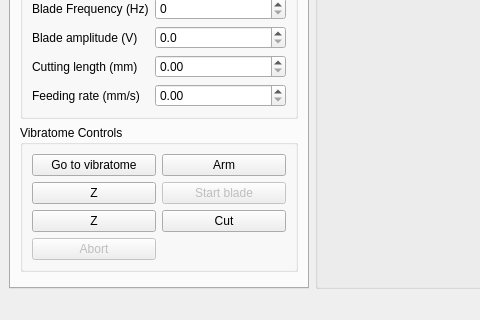
This is gui/form.ui in linum-uqam/linum-microscopes as Qt 5 draws it before an edit; both pictures show x 0 to 480 and y 530 to 850 of the 800 by 850 pixel window. The edited form follows.
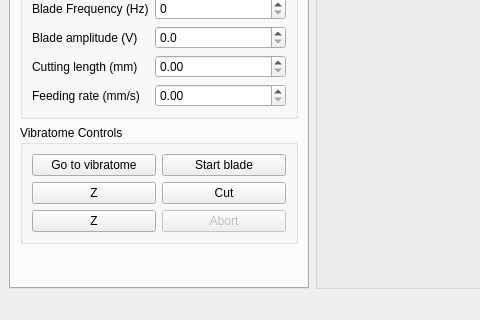
This is the edited form. Icons and pictures are not drawn.

Commit message: Adding a thread to manage the vibratome device

```diff
--- a/gui/form.ui
+++ b/gui/form.ui
@@ -935,20 +935,10 @@
              </property>
             </widget>
            </item>
-           <item row="4" column="2">
-            <widget class="QPushButton" name="pushButton_vibratomeCut">
-             <property name="enabled">
-              <bool>true</bool>
-             </property>
-             <property name="text">
-              <string>Cut</string>
-             </property>
-            </widget>
-           </item>
-           <item row="3" column="2">
+           <item row="2" column="1">
             <widget class="QPushButton" name="pushButton_vibratome">
              <property name="enabled">
-              <bool>false</bool>
+              <bool>true</bool>
              </property>
              <property name="text">
               <string>Start blade</string>
@@ -961,29 +951,17 @@
              </property>
             </widget>
            </item>
-           <item row="2" column="2">
-            <widget class="QPushButton" name="pushButton_vibratomeArm">
-             <property name="text">
-              <string>Arm</string>
-             </property>
-             <property name="icon">
-              <iconset theme="QIcon::ThemeIcon::HelpAbout"/>
-             </property>
-             <property name="checkable">
+           <item row="3" column="1">
+            <widget class="QPushButton" name="pushButton_vibratomeCut">
+             <property name="enabled">
               <bool>true</bool>
              </property>
-             <property name="autoDefault">
-              <bool>false</bool>
-             </property>
-             <property name="default">
-              <bool>false</bool>
-             </property>
-             <property name="flat">
-              <bool>false</bool>
+             <property name="text">
+              <string>Cut</string>
              </property>
             </widget>
            </item>
-           <item row="5" column="0">
+           <item row="4" column="1">
             <widget class="QPushButton" name="pushButton_vibratomeAbort">
              <property name="enabled">
               <bool>false</bool>
```
The commit also changes 5 other files.
